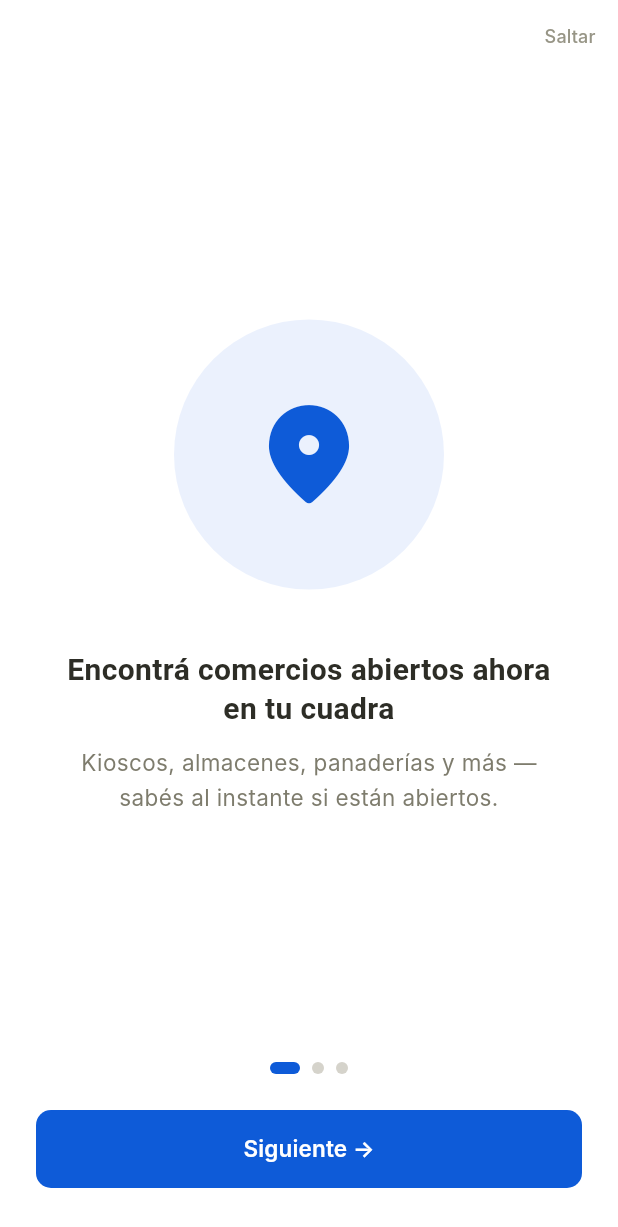
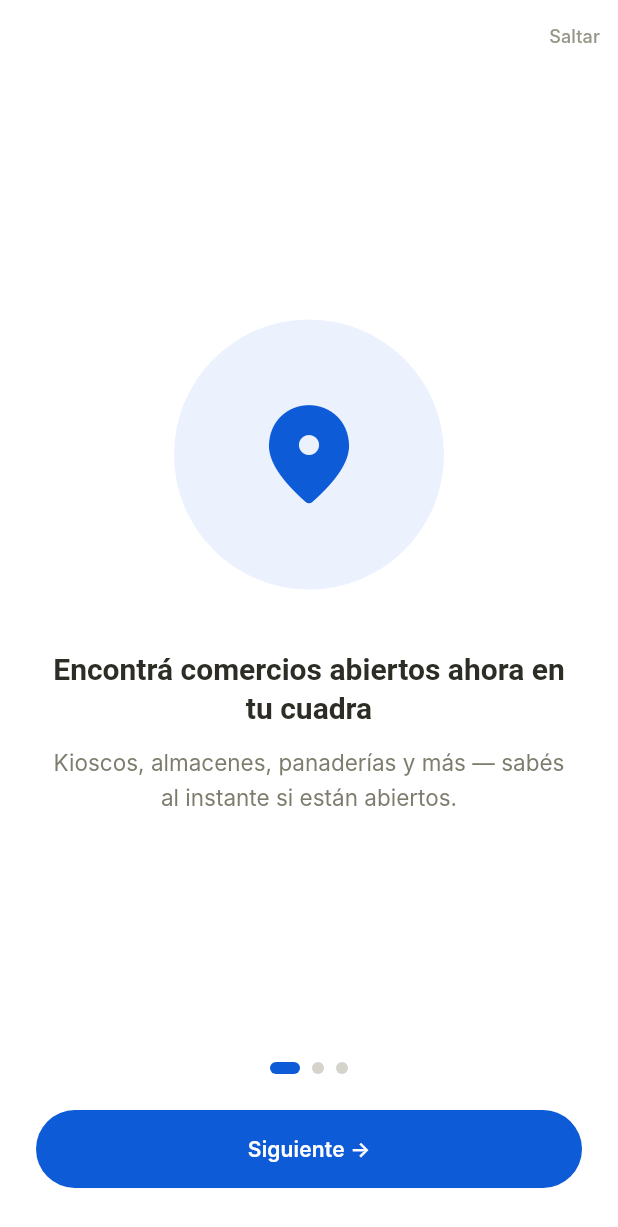
Before and after one commit to pablo-ziegler-glitch/TuM2, a Flutter app: the screen it shows after launch, on a phone screen of 412 x 824 dp. Shown: the top 1227 px of the screen. Run offline on Flutter 3.47's test engine with Material 3 defaults, Android fonts, the phone set to English and light mode, and no system bars; our stand-ins replace app_links, cloud_firestore, cloud_functions, firebase_analytics, firebase_auth, firebase_core and 6 more; accounts and stored records are empty; Roboto replaces fonts that are missing (Inter, Plus Jakarta Sans); statements that could not run were skipped.

Commit message:
feat(theme): implement TuM2-0010 identidad visual base

```diff
--- /dev/null
+++ b/mobile/lib/core/theme/app_theme.dart
@@ -0,0 +1,523 @@
+import 'package:flutter/material.dart';
+
+/// Colores canónicos y de soporte para la identidad visual de TuM2.
+final class AppColors {
+  AppColors._();
+
+  // Core brand palette.
+  static const Color primary = Color(0xFF0E5BD8);
+  static const Color secondary = Color(0xFF0F766E);
+  static const Color error = Color(0xFFDC2626);
+  static const Color offWhite = Color(0xFFF9F8F6);
+  static const Color warmBackground = Color(0xFFFDFAE9);
+  static const Color darkNavy = Color(0xFF0D1624);
+
+  // Superficies y soportes.
+  static const Color surface = Color(0xFFFFFFFF);
+  static const Color background = warmBackground;
+  static const Color border = Color(0xFFD9D6C4);
+  static const Color borderSoft = Color(0xFFE8E5D5);
+  static const Color textPrimary = Color(0xFF1C1C17);
+  static const Color textSecondary = Color(0xFF5A5A4D);
+  static const Color textMuted = Color(0xFF7A7A6E);
+  static const Color disabled = Color(0xFF9F9F91);
+  static const Color successSoft = Color(0xFFE6F4EA);
+  static const Color primarySoft = Color(0xFFEBF1FD);
+  static const Color neutralSoft = Color(0xFFF1EEE0);
+  static const Color closedGray = Color(0xFF5A5A4D);
+}
+
+/// Tipografía base del sistema.
+final class AppTypography {
+  AppTypography._();
+
+  // Queda preparado para integrar fuentes por assets cuando corresponda.
+  static const String headlineFamily = 'Manrope';
+  static const String bodyFamily = 'Inter';
+}
+
+/// Escala base de espaciado en múltiplos de 4.
+final class AppSpacing {
+  AppSpacing._();
+
+  static const double xxs = 4;
+  static const double xs = 8;
+  static const double sm = 12;
+  static const double md = 16;
+  static const double lg = 24;
+  static const double xl = 32;
+  static const double xxl = 40;
+  static const double xxxl = 48;
+}
+
+/// Radios canónicos para componentes base.
+final class AppRadii {
+  AppRadii._();
+
+  static const double button = 999;
+  static const double card = 24;
+  static const double input = 999;
+  static const double sheet = 24;
+}
+
+/// Estilo semántico individual de badge.
+@immutable
+final class BadgeStyle {
+  const BadgeStyle({
+    required this.foreground,
+    required this.background,
+    this.border,
+  });
+
+  final Color foreground;
+  final Color background;
+  final Color? border;
+
+  BadgeStyle copyWith({
+    Color? foreground,
+    Color? background,
+    Color? border,
+  }) {
+    return BadgeStyle(
+      foreground: foreground ?? this.foreground,
+      background: background ?? this.background,
+      border: border ?? this.border,
+    );
+  }
+
+  static BadgeStyle lerp(BadgeStyle a, BadgeStyle b, double t) {
+    return BadgeStyle(
+      foreground: Color.lerp(a.foreground, b.foreground, t) ?? a.foreground,
+      background: Color.lerp(a.background, b.background, t) ?? a.background,
+      border: Color.lerp(a.border, b.border, t),
+    );
+  }
+}
+
+/// Colores semánticos de badges operativos para TuM2.
+@immutable
+final class StatusBadgeTheme extends ThemeExtension<StatusBadgeTheme> {
+  const StatusBadgeTheme({
+    required this.openNow,
+    required this.twentyFourHours,
+    required this.closed,
+    required this.guard,
+  });
+
+  final BadgeStyle openNow;
+  final BadgeStyle twentyFourHours;
+  final BadgeStyle closed;
+  final BadgeStyle guard;
+
+  static const StatusBadgeTheme base = StatusBadgeTheme(
+    openNow: BadgeStyle(
+      foreground: Color(0xFF065F46),
+      background: AppColors.successSoft,
+      border: Color(0xFFBFE3CC),
+    ),
+    twentyFourHours: BadgeStyle(
+      foreground: Colors.white,
+      background: AppColors.primary,
+      border: Color(0xFF0B4DB8),
+    ),
+    closed: BadgeStyle(
+      foreground: AppColors.closedGray,
+      background: AppColors.borderSoft,
+      border: AppColors.border,
+    ),
+    guard: BadgeStyle(
+      foreground: Colors.white,
+      background: AppColors.error,
+      border: Color(0xFFB91C1C),
+    ),
+  );
+
+  @override
+  StatusBadgeTheme copyWith({
+    BadgeStyle? openNow,
+    BadgeStyle? twentyFourHours,
+    BadgeStyle? closed,
+    BadgeStyle? guard,
+  }) {
+    return StatusBadgeTheme(
+      openNow: openNow ?? this.openNow,
+      twentyFourHours: twentyFourHours ?? this.twentyFourHours,
+      closed: closed ?? this.closed,
+      guard: guard ?? this.guard,
+    );
+  }
+
+  @override
+  StatusBadgeTheme lerp(
+      covariant ThemeExtension<StatusBadgeTheme>? other, double t) {
+    if (other is! StatusBadgeTheme) return this;
+    return StatusBadgeTheme(
+      openNow: BadgeStyle.lerp(openNow, other.openNow, t),
+      twentyFourHours:
+          BadgeStyle.lerp(twentyFourHours, other.twentyFourHours, t),
+      closed: BadgeStyle.lerp(closed, other.closed, t),
+      guard: BadgeStyle.lerp(guard, other.guard, t),
+    );
+  }
+}
+
+/// Tema principal de TuM2 para MaterialApp.
+final class AppTheme {
+  AppTheme._();
+
+  static ThemeData get light => lightTheme;
+
+  static ThemeData get lightTheme {
+    const colorScheme = _lightColorScheme;
+    final textTheme = _textTheme(colorScheme);
+
+    return ThemeData(
+      useMaterial3: true,
+      colorScheme: colorScheme,
+      fontFamily: AppTypography.bodyFamily,
+      textTheme: textTheme,
+      scaffoldBackgroundColor: AppColors.background,
+      cardTheme: _cardTheme(),
+      elevatedButtonTheme: _elevatedButtonTheme(colorScheme, textTheme),
+      outlinedButtonTheme: _outlinedButtonTheme(colorScheme, textTheme),
+      textButtonTheme: _textButtonTheme(colorScheme, textTheme),
+      inputDecorationTheme: _inputDecorationTheme(colorScheme, textTheme),
+      chipTheme: _chipTheme(colorScheme, textTheme),
+      dividerTheme: const DividerThemeData(
+        color: AppColors.borderSoft,
+        thickness: 1,
+        space: 1,
+      ),
+      appBarTheme: AppBarTheme(
+        elevation: 0,
+        scrolledUnderElevation: 0,
+        centerTitle: false,
+        backgroundColor: AppColors.background,
+        foregroundColor: colorScheme.onSurface,
+        surfaceTintColor: Colors.transparent,
+        titleTextStyle: textTheme.titleLarge,
+      ),
+      navigationBarTheme: NavigationBarThemeData(
+        elevation: 0,
+        backgroundColor: colorScheme.surface,
+        indicatorColor: AppColors.primarySoft,
+        labelTextStyle: WidgetStatePropertyAll(textTheme.labelMedium),
+        iconTheme: WidgetStateProperty.resolveWith((states) {
+          final color = states.contains(WidgetState.selected)
+              ? colorScheme.primary
+              : AppColors.textMuted;
+          return IconThemeData(color: color);
+        }),
+      ),
+      extensions: const <ThemeExtension<dynamic>>[
+        StatusBadgeTheme.base,
+      ],
+    );
+  }
+
+  /// Helper para obtener los colores semánticos de badges desde el contexto.
+  static StatusBadgeTheme statusBadgesOf(BuildContext context) {
+    return Theme.of(context).extension<StatusBadgeTheme>() ??
+        StatusBadgeTheme.base;
+  }
+
+  static const ColorScheme _lightColorScheme = ColorScheme(
+    brightness: Brightness.light,
+    primary: AppColors.primary,
+    onPrimary: Colors.white,
+    primaryContainer: AppColors.primarySoft,
+    onPrimaryContainer: Color(0xFF0B2E6A),
+    primaryFixed: AppColors.primarySoft,
+    primaryFixedDim: Color(0xFF9BBBF5),
+    onPrimaryFixed: Color(0xFF06285E),
+    onPrimaryFixedVariant: Color(0xFF0B3A87),
+    secondary: AppColors.secondary,
+    onSecondary: Colors.white,
+    secondaryContainer: AppColors.successSoft,
+    onSecondaryContainer: Color(0xFF0A4742),
+    secondaryFixed: AppColors.successSoft,
+    secondaryFixedDim: Color(0xFF80C5C0),
+    onSecondaryFixed: Color(0xFF032A26),
+    onSecondaryFixedVariant: Color(0xFF0C635C),
+    tertiary: AppColors.darkNavy,
+    onTertiary: Colors.white,
+    tertiaryContainer: AppColors.neutralSoft,
+    onTertiaryContainer: AppColors.darkNavy,
+    tertiaryFixed: AppColors.neutralSoft,
+    tertiaryFixedDim: AppColors.borderSoft,
+    onTertiaryFixed: Color(0xFF09101B),
+    onTertiaryFixedVariant: Color(0xFF1B2A41),
+    error: AppColors.error,
+    onError: Colors.white,
+    errorContainer: Color(0xFFFDEAEA),
+    onErrorContainer: Color(0xFF7A1313),
+    surface: AppColors.background,
+    onSurface: AppColors.textPrimary,
+    surfaceDim: Color(0xFFE3E0CF),
+    surfaceBright: Color(0xFFFFFFFF),
+    surfaceContainerLowest: Color(0xFFFFFFFF),
+    surfaceContainerLow: Color(0xFFFAF7E6),
+    surfaceContainer: AppColors.neutralSoft,
+    surfaceContainerHigh: Color(0xFFF5F2E2),
+    surfaceContainerHighest: AppColors.borderSoft,
+    onSurfaceVariant: AppColors.textSecondary,
+    outline: AppColors.border,
+    outlineVariant: AppColors.borderSoft,
+    shadow: Color(0x1F5A5A4D),
+    scrim: Color(0x4D1C1C17),
+    inverseSurface: Color(0xFF1E293B),
+    onInverseSurface: Color(0xFFF6F8FC),
+    inversePrimary: Color(0xFF9BBBF5),
+    surfaceTint: AppColors.primary,
+  );
+
+  static TextTheme _textTheme(ColorScheme colorScheme) {
+    return TextTheme(
+      displaySmall: TextStyle(
+        fontFamily: AppTypography.headlineFamily,
+        fontSize: 32,
+        fontWeight: FontWeight.w700,
+        height: 1.2,
+        letterSpacing: 0,
+        color: colorScheme.onSurface,
+      ),
+      headlineSmall: TextStyle(
+        fontFamily: AppTypography.headlineFamily,
+        fontSize: 24,
+        fontWeight: FontWeight.w700,
+        height: 1.25,
+        letterSpacing: 0,
+        color: colorScheme.onSurface,
+      ),
+      titleLarge: TextStyle(
+        fontFamily: AppTypography.headlineFamily,
+        fontSize: 20,
+        fontWeight: FontWeight.w600,
+        height: 1.3,
+        letterSpacing: 0,
+        color: colorScheme.onSurface,
+      ),
+      titleMedium: TextStyle(
+        fontFamily: AppTypography.headlineFamily,
+        fontSize: 16,
+        fontWeight: FontWeight.w600,
+        height: 1.35,
+        letterSpacing: 0.1,
+        color: colorScheme.onSurface,
+      ),
+      bodyLarge: TextStyle(
+        fontFamily: AppTypography.bodyFamily,
+        fontSize: 16,
+        fontWeight: FontWeight.w400,
+        height: 1.45,
+        letterSpacing: 0,
+        color: colorScheme.onSurface,
+      ),
+      bodyMedium: TextStyle(
+        fontFamily: AppTypography.bodyFamily,
+        fontSize: 14,
+        fontWeight: FontWeight.w400,
+        height: 1.45,
+        letterSpacing: 0,
+        color: colorScheme.onSurfaceVariant,
+      ),
+      bodySmall: const TextStyle(
+        fontFamily: AppTypography.bodyFamily,
+        fontSize: 12,
+        fontWeight: FontWeight.w400,
+        height: 1.4,
+        letterSpacing: 0.1,
+        color: AppColors.textMuted,
+      ),
+      labelLarge: TextStyle(
+        fontFamily: AppTypography.bodyFamily,
+        fontSize: 14,
+        fontWeight: FontWeight.w600,
+        height: 1.25,
+        letterSpacing: 0.1,
+        color: colorScheme.onPrimary,
+      ),
+      labelMedium: TextStyle(
+        fontFamily: AppTypography.bodyFamily,
+        fontSize: 12,
+        fontWeight: FontWeight.w600,
+        height: 1.2,
+        letterSpacing: 0.1,
+        color: colorScheme.onSurface,
+      ),
+    );
+  }
+
+  static ElevatedButtonThemeData _elevatedButtonTheme(
+    ColorScheme colorScheme,
+    TextTheme textTheme,
+  ) {
+    return ElevatedButtonThemeData(
+      style: ButtonStyle(
+        minimumSize: const WidgetStatePropertyAll(Size.fromHeight(48)),
+        padding: const WidgetStatePropertyAll(
+          EdgeInsets.symmetric(
+              horizontal: AppSpacing.lg, vertical: AppSpacing.sm),
+        ),
+        elevation: WidgetStateProperty.resolveWith((states) {
+          if (states.contains(WidgetState.pressed)) return 0.5;
+          return 0.2;
+        }),
+        shadowColor: const WidgetStatePropertyAll(Color(0x165A5A4D)),
+        surfaceTintColor: const WidgetStatePropertyAll(Colors.transparent),
+        shape: WidgetStatePropertyAll(
+          RoundedRectangleBorder(
+            borderRadius: BorderRadius.circular(AppRadii.button),
+          ),
+        ),
+        textStyle: WidgetStatePropertyAll(textTheme.labelLarge),
+        backgroundColor: WidgetStateProperty.resolveWith((states) {
+          if (states.contains(WidgetState.disabled)) return AppColors.disabled;
+          if (states.contains(WidgetState.pressed)) {
+            return const Color(0xFF0B4DB8);
+          }
+          return colorScheme.primary;
+        }),
+        foregroundColor: const WidgetStatePropertyAll(Colors.white),
+      ),
+    );
+  }
+
+  static OutlinedButtonThemeData _outlinedButtonTheme(
+    ColorScheme colorScheme,
+    TextTheme textTheme,
+  ) {
+    return OutlinedButtonThemeData(
+      style: ButtonStyle(
+        minimumSize: const WidgetStatePropertyAll(Size.fromHeight(48)),
+        padding: const WidgetStatePropertyAll(
+          EdgeInsets.symmetric(
+              horizontal: AppSpacing.lg, vertical: AppSpacing.sm),
+        ),
+        shape: WidgetStatePropertyAll(
+          RoundedRectangleBorder(
+            borderRadius: BorderRadius.circular(AppRadii.button),
+          ),
+        ),
+        side: WidgetStateProperty.resolveWith((states) {
+          if (states.contains(WidgetState.disabled)) {
+            return const BorderSide(color: AppColors.borderSoft);
+          }
+          if (states.contains(WidgetState.pressed)) {
+            return BorderSide(color: colorScheme.primary, width: 1.4);
+          }
+          return BorderSide(color: colorScheme.primary, width: 1.4);
+        }),
+        foregroundColor: WidgetStateProperty.resolveWith((states) {
+          if (states.contains(WidgetState.disabled)) return AppColors.disabled;
+          return colorScheme.primary;
+        }),
+        textStyle: WidgetStatePropertyAll(
+          textTheme.labelLarge?.copyWith(color: colorScheme.primary),
+        ),
+      ),
+    );
+  }
+
+  static TextButtonThemeData _textButtonTheme(
+    ColorScheme colorScheme,
+    TextTheme textTheme,
+  ) {
+    return TextButtonThemeData(
+      style: ButtonStyle(
+        minimumSize: const WidgetStatePropertyAll(Size(0, 44)),
+        padding: const WidgetStatePropertyAll(
+          EdgeInsets.symmetric(
+              horizontal: AppSpacing.sm, vertical: AppSpacing.xs),
+        ),
+        shape: WidgetStatePropertyAll(
+          RoundedRectangleBorder(
+            borderRadius: BorderRadius.circular(AppRadii.button),
+          ),
+        ),
+        foregroundColor: WidgetStateProperty.resolveWith((states) {
+          if (states.contains(WidgetState.disabled)) return AppColors.disabled;
+          if (states.contains(WidgetState.pressed)) {
+            return const Color(0xFF0B4DB8);
+          }
+          return colorScheme.primary;
+        }),
+        textStyle: WidgetStatePropertyAll(
+          textTheme.labelLarge?.copyWith(color: colorScheme.primary),
+        ),
+      ),
+    );
+  }
+
+  static CardThemeData _cardTheme() {
+    return CardThemeData(
+      color: AppColors.surface,
+      margin: EdgeInsets.zero,
+      elevation: 0.2,
+      shadowColor: const Color(0x145A5A4D),
+      surfaceTintColor: Colors.transparent,
+      shape: RoundedRectangleBorder(
+        borderRadius: BorderRadius.circular(AppRadii.card),
+        side: const BorderSide(color: AppColors.borderSoft),
+      ),
+      clipBehavior: Clip.antiAlias,
+    );
+  }
+
+  static InputDecorationTheme _inputDecorationTheme(
+    ColorScheme colorScheme,
+    TextTheme textTheme,
+  ) {
+    return InputDecorationTheme(
+      isDense: true,
+      filled: true,
+      fillColor: Colors.white,
+      contentPadding: const EdgeInsets.symmetric(
+        horizontal: AppSpacing.md,
+        vertical: AppSpacing.sm,
+      ),
+      hintStyle: textTheme.bodyMedium?.copyWith(color: AppColors.textMuted),
+      labelStyle:
+          textTheme.bodyMedium?.copyWith(color: AppColors.textSecondary),
+      floatingLabelStyle:
+          textTheme.bodySmall?.copyWith(color: colorScheme.primary),
+      enabledBorder: _inputBorder(AppColors.borderSoft),
+      focusedBorder: _inputBorder(colorScheme.primary, width: 1.6),
+      disabledBorder: _inputBorder(AppColors.borderSoft),
+      errorBorder: _inputBorder(colorScheme.error),
+      focusedErrorBorder: _inputBorder(colorScheme.error, width: 1.6),
+      errorStyle: textTheme.bodySmall?.copyWith(color: colorScheme.error),
+    );
+  }
+
+  static ChipThemeData _chipTheme(
+      ColorScheme colorScheme, TextTheme textTheme) {
+    return ChipThemeData(
+      backgroundColor: AppColors.neutralSoft,
+      selectedColor: AppColors.primarySoft,
+      disabledColor: AppColors.neutralSoft,
+      deleteIconColor: AppColors.textMuted,
+      labelStyle:
+          textTheme.labelMedium?.copyWith(color: AppColors.textSecondary),
+      secondaryLabelStyle:
+          textTheme.labelMedium?.copyWith(color: colorScheme.primary),
+      brightness: Brightness.light,
+      shape: const StadiumBorder(
+        side: BorderSide(color: AppColors.border),
+      ),
+      side: const BorderSide(color: AppColors.border),
+      padding: const EdgeInsets.symmetric(
+          horizontal: AppSpacing.sm, vertical: AppSpacing.xxs),
+      elevation: 0,
+      pressElevation: 0,
+      showCheckmark: false,
+    );
+  }
+
+  static OutlineInputBorder _inputBorder(Color color, {double width = 1.2}) {
+    return OutlineInputBorder(
+      borderRadius: BorderRadius.circular(AppRadii.input),
+      borderSide: BorderSide(color: color, width: width),
+    );
+  }
+}
--- a/mobile/lib/core/widgets/app_text_input.dart
+++ b/mobile/lib/core/widgets/app_text_input.dart
@@ -1,10 +1,8 @@
 import 'package:flutter/material.dart';
-import '../theme/app_colors.dart';
-import '../theme/app_text_styles.dart';
 
 /// Campo de texto estándar de TuM2.
 ///
-/// Borde neutral200, radius 10, soporte para estado de error y disabled.
+/// Toma estilos del [InputDecorationTheme] global para mantener consistencia.
 class AppTextInput extends StatelessWidget {
   const AppTextInput({
     super.key,
@@ -38,6 +36,8 @@ class AppTextInput extends StatelessWidget {
   @override
   Widget build(BuildContext context) {
     final hasError = errorText != null && errorText!.isNotEmpty;
+    final theme = Theme.of(context);
+    final colors = theme.colorScheme;
 
     return Column(
       crossAxisAlignment: CrossAxisAlignment.start,
@@ -52,62 +52,20 @@ class AppTextInput extends StatelessWidget {
           onSubmitted: onSubmitted,
           autofocus: autofocus,
           autocorrect: autocorrect,
-          style: AppTextStyles.bodyMd,
+          style: theme.textTheme.bodyLarge,
           decoration: InputDecoration(
             hintText: hint,
-            hintStyle: AppTextStyles.bodyMd.copyWith(
-              color: AppColors.neutral400,
-            ),
             prefixIcon: prefixIcon,
             suffixIcon: suffixIcon,
             prefixIconColor: hasError
-                ? AppColors.errorFg
+                ? colors.error
                 : enabled
-                    ? AppColors.neutral600
-                    : AppColors.neutral400,
-            filled: true,
-            fillColor: enabled ? AppColors.surface : AppColors.neutral50,
-            contentPadding: const EdgeInsets.symmetric(
-              horizontal: 16,
-              vertical: 14,
-            ),
-            border: _border(AppColors.neutral200),
-            enabledBorder: _border(
-              hasError ? AppColors.errorFg : AppColors.neutral200,
-            ),
-            focusedBorder: _border(
-              hasError ? AppColors.errorFg : AppColors.primary500,
-              width: 1.5,
-            ),
-            disabledBorder: _border(AppColors.neutral100),
-            errorBorder: _border(AppColors.errorFg),
-            focusedErrorBorder: _border(AppColors.errorFg, width: 1.5),
+                    ? colors.onSurfaceVariant
+                    : colors.outline,
+            errorText: hasError ? errorText : null,
           ),
         ),
-        if (hasError) ...[
-          const SizedBox(height: 6),
-          Row(
-            children: [
-              const Icon(Icons.error_outline,
-                  size: 14, color: AppColors.errorFg),
-              const SizedBox(width: 4),
-              Text(
-                errorText!,
-                style: AppTextStyles.bodyXs.copyWith(
-                  color: AppColors.errorFg,
-                ),
-              ),
-            ],
-          ),
-        ],
       ],
     );
   }
-
-  OutlineInputBorder _border(Color color, {double width = 1.0}) {
-    return OutlineInputBorder(
-      borderRadius: BorderRadius.circular(10),
-      borderSide: BorderSide(color: color, width: width),
-    );
-  }
 }
--- a/mobile/lib/core/widgets/primary_button.dart
+++ b/mobile/lib/core/widgets/primary_button.dart
@@ -1,6 +1,5 @@
 import 'package:flutter/material.dart';
-import '../theme/app_colors.dart';
-import '../theme/app_text_styles.dart';
+import '../theme/app_theme.dart';
 
 /// Botón primario de TuM2.
 ///
@@ -30,29 +29,39 @@ class PrimaryButton extends StatelessWidget {
   @override
   Widget build(BuildContext context) {
     final enabled = onPressed != null && !isLoading;
+    final theme = Theme.of(context);
+    final baseStyle = theme.elevatedButtonTheme.style;
+    final style = backgroundColor == null
+        ? baseStyle
+        : baseStyle?.copyWith(
+            backgroundColor: WidgetStateProperty.resolveWith((states) {
+              if (states.contains(WidgetState.disabled)) {
+                return AppColors.disabled;
+              }
+              if (states.contains(WidgetState.pressed)) {
+                return Color.alphaBlend(
+                  const Color(0x26000000),
+                  backgroundColor!,
+                );
+              }
+              return backgroundColor!;
+            }),
+          );
 
     return SizedBox(
       width: double.infinity,
       height: 52,
       child: ElevatedButton(
         onPressed: enabled ? onPressed : null,
-        style: ElevatedButton.styleFrom(
-          backgroundColor: backgroundColor ?? AppColors.primary500,
-          disabledBackgroundColor: AppColors.neutral200,
-          foregroundColor: Colors.white,
-          disabledForegroundColor: AppColors.neutral500,
-          elevation: 0,
-          shape: RoundedRectangleBorder(
-            borderRadius: BorderRadius.circular(10),
-          ),
-        ),
+        style: style,
         child: isLoading
-            ? const SizedBox(
+            ? SizedBox(
                 width: 22,
                 height: 22,
                 child: CircularProgressIndicator(
                   strokeWidth: 2.5,
-                  valueColor: AlwaysStoppedAnimation(Colors.white),
+                  valueColor:
+                      AlwaysStoppedAnimation(theme.colorScheme.onPrimary),
                 ),
               )
             : Row(
@@ -64,11 +73,8 @@ class PrimaryButton extends StatelessWidget {
                   ],
                   Text(
                     label,
-                    style: AppTextStyles.labelMd.copyWith(
-                      color: enabled ? Colors.white : AppColors.neutral500,
-                      fontWeight: FontWeight.w600,
-                      fontSize: 15,
-                    ),
+                    maxLines: 1,
+                    overflow: TextOverflow.ellipsis,
                   ),
                 ],
               ),
--- a/mobile/lib/core/widgets/secondary_button.dart
+++ b/mobile/lib/core/widgets/secondary_button.dart
@@ -1,6 +1,4 @@
 import 'package:flutter/material.dart';
-import '../theme/app_colors.dart';
-import '../theme/app_text_styles.dart';
 
 /// Botón secundario (outline) de TuM2.
 ///
@@ -29,32 +27,21 @@ class SecondaryButton extends StatelessWidget {
     final enabled = onPressed != null && !isLoading;
     final displayLabel =
         (!enabled && disabledLabel != null) ? disabledLabel! : label;
+    final theme = Theme.of(context);
 
     return SizedBox(
       width: double.infinity,
       height: 52,
       child: OutlinedButton(
         onPressed: enabled ? onPressed : null,
-        style: OutlinedButton.styleFrom(
-          foregroundColor: AppColors.primary500,
-          disabledForegroundColor: AppColors.neutral500,
-          backgroundColor: AppColors.surface,
-          side: BorderSide(
-            color: enabled ? AppColors.primary500 : AppColors.neutral300,
-            width: 1.5,
-          ),
-          shape: RoundedRectangleBorder(
-            borderRadius: BorderRadius.circular(10),
-          ),
-        ),
+        style: theme.outlinedButtonTheme.style,
         child: isLoading
-            ? const SizedBox(
+            ? SizedBox(
                 width: 22,
                 height: 22,
                 child: CircularProgressIndicator(
                   strokeWidth: 2.5,
-                  valueColor:
-                      AlwaysStoppedAnimation(AppColors.primary500),
+                  valueColor: AlwaysStoppedAnimation(theme.colorScheme.primary),
                 ),
               )
             : Row(
@@ -66,13 +53,8 @@ class SecondaryButton extends StatelessWidget {
                   ],
                   Text(
                     displayLabel,
-                    style: AppTextStyles.labelMd.copyWith(
-                      color: enabled
-                          ? AppColors.primary500
-                          : AppColors.neutral500,
-                      fontWeight: FontWeight.w600,
-                      fontSize: 15,
-                    ),
+                    maxLines: 1,
+                    overflow: TextOverflow.ellipsis,
                   ),
                 ],
               ),
--- a/mobile/lib/main.dart
+++ b/mobile/lib/main.dart
@@ -5,7 +5,7 @@ import 'package:flutter_riverpod/flutter_riverpod.dart';
 import 'core/firebase/firebase_options.dart';
 import 'core/router/app_router.dart';
 import 'core/router/deep_link_listener.dart';
-import 'core/theme/app_colors.dart';
+import 'core/theme/app_theme.dart';
 
 Future<void> main() async {
   WidgetsFlutterBinding.ensureInitialized();
@@ -32,19 +32,7 @@ class TuM2App extends ConsumerWidget {
     return MaterialApp.router(
       title: 'TuM2',
       debugShowCheckedModeBanner: false,
-      theme: ThemeData(
-        colorScheme: ColorScheme.fromSeed(
-          seedColor: AppColors.primary500,
-          surface: AppColors.surface,
-        ),
-        scaffoldBackgroundColor: AppColors.scaffoldBg,
-        navigationBarTheme: const NavigationBarThemeData(
-          backgroundColor: AppColors.surface,
-          indicatorColor: AppColors.primary100,
-        ),
-        useMaterial3: true,
-        fontFamily: 'Roboto',
-      ),
+      theme: AppTheme.lightTheme,
       routerConfig: router,
     );
   }
```
